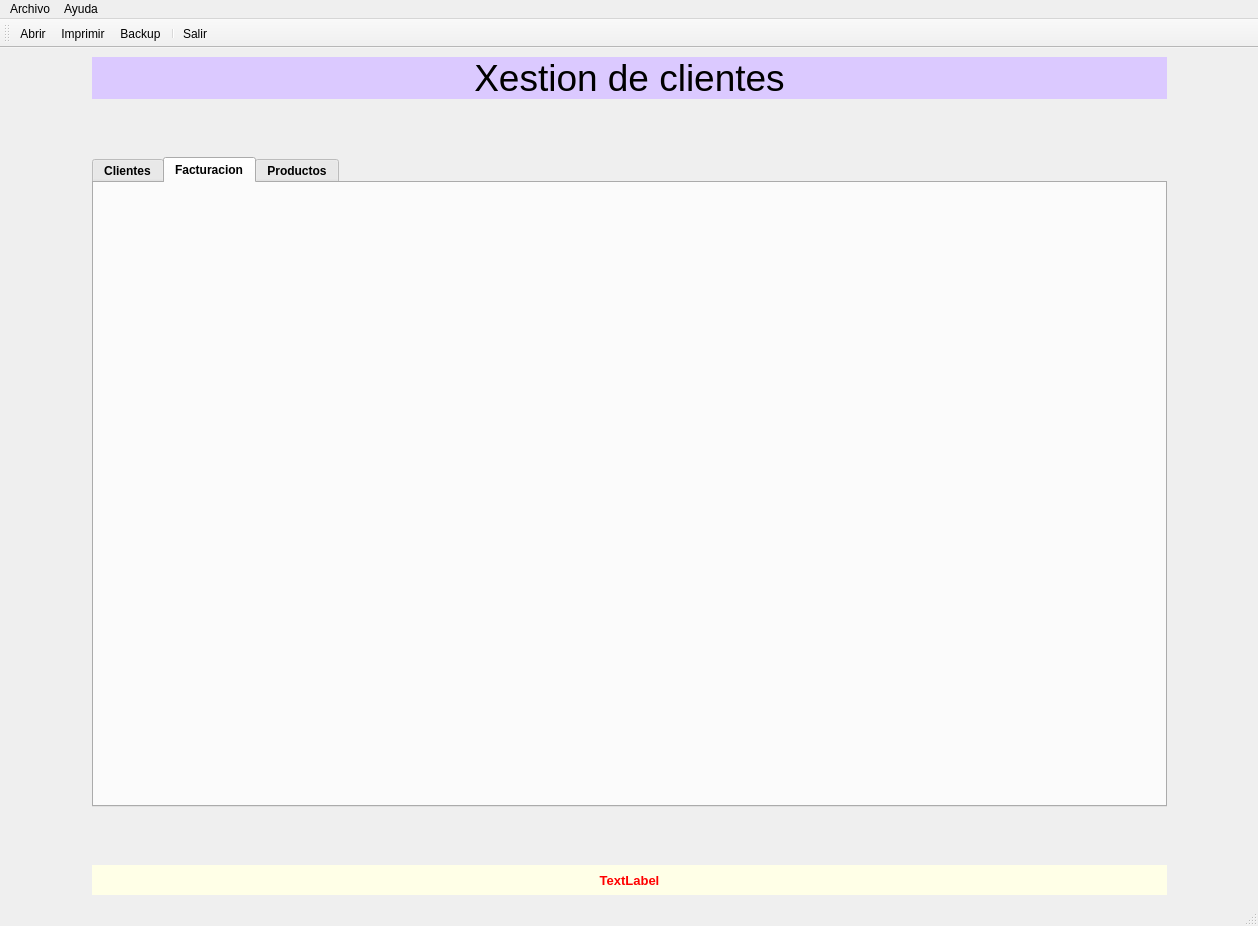
Above: Ventana.ui from BraisRS8/Proyecto before the change. Below: the same form after it.
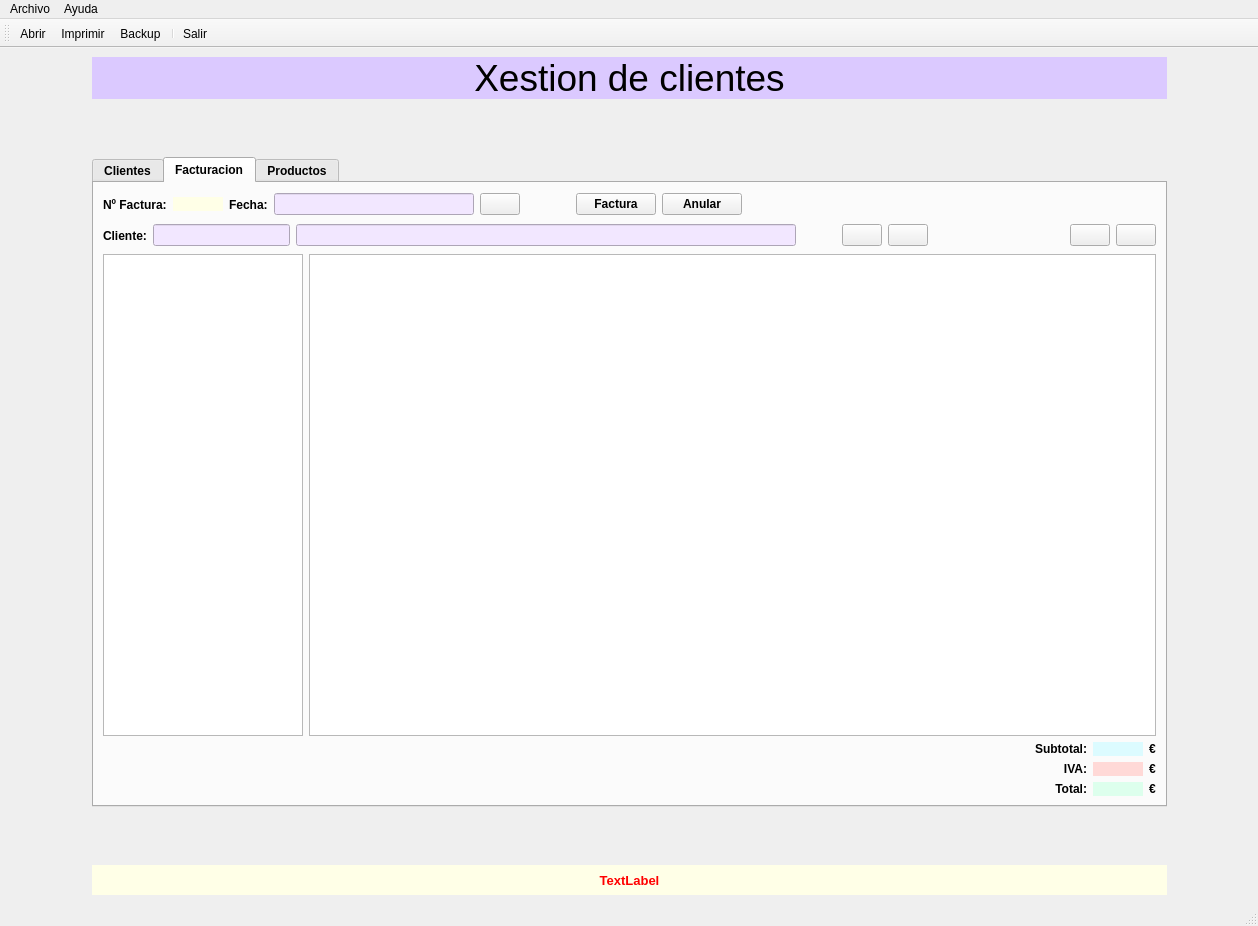
That is the form after the change. The open tabs and pages were chosen to show the change. Icons and pictures are not drawn.

Commit message: Version 0.2.3: -Integracion de facturas (W.I.P)

```diff
--- a/Ventana.ui
+++ b/Ventana.ui
@@ -1037,6 +1037,424 @@
        <attribute name="title">
         <string>Facturacion</string>
        </attribute>
+       <layout class="QGridLayout" name="gridLayout_3">
+        <item row="2" column="1">
+         <layout class="QGridLayout" name="gridLayout_6">
+          <item row="0" column="1">
+           <widget class="QTableWidget" name="tableWidget"/>
+          </item>
+          <item row="0" column="0">
+           <widget class="QTableWidget" name="tableWidget_2">
+            <property name="maximumSize">
+             <size>
+              <width>200</width>
+              <height>16777215</height>
+             </size>
+            </property>
+           </widget>
+          </item>
+         </layout>
+        </item>
+        <item row="0" column="1">
+         <layout class="QGridLayout" name="gridLayout_4">
+          <item row="0" column="8">
+           <spacer name="horizontalSpacer_8">
+            <property name="orientation">
+             <enum>Qt::Horizontal</enum>
+            </property>
+            <property name="sizeHint" stdset="0">
+             <size>
+              <width>40</width>
+              <height>20</height>
+             </size>
+            </property>
+           </spacer>
+          </item>
+          <item row="0" column="0">
+           <widget class="QLabel" name="label_2">
+            <property name="minimumSize">
+             <size>
+              <width>0</width>
+              <height>25</height>
+             </size>
+            </property>
+            <property name="text">
+             <string>Nº Factura:</string>
+            </property>
+           </widget>
+          </item>
+          <item row="0" column="6">
+           <widget class="QPushButton" name="pushButton_2">
+            <property name="text">
+             <string>Factura</string>
+            </property>
+           </widget>
+          </item>
+          <item row="0" column="1">
+           <widget class="QLabel" name="label_5">
+            <property name="sizePolicy">
+             <sizepolicy hsizetype="Preferred" vsizetype="Fixed">
+              <horstretch>0</horstretch>
+              <verstretch>0</verstretch>
+             </sizepolicy>
+            </property>
+            <property name="minimumSize">
+             <size>
+              <width>50</width>
+              <height>0</height>
+             </size>
+            </property>
+            <property name="styleSheet">
+             <string notr="true">background-color: rgb(255, 255, 231);</string>
+            </property>
+            <property name="text">
+             <string/>
+            </property>
+           </widget>
+          </item>
+          <item row="0" column="2">
+           <widget class="QLabel" name="label_4">
+            <property name="text">
+             <string>Fecha:</string>
+            </property>
+           </widget>
+          </item>
+          <item row="0" column="4">
+           <widget class="QPushButton" name="pushButton">
+            <property name="text">
+             <string/>
+            </property>
+            <property name="icon">
+             <iconset>
+              <normaloff>img/calendar.png</normaloff>img/calendar.png</iconset>
+            </property>
+            <property name="iconSize">
+             <size>
+              <width>32</width>
+              <height>32</height>
+             </size>
+            </property>
+           </widget>
+          </item>
+          <item row="0" column="3">
+           <widget class="QLineEdit" name="lineEdit_3">
+            <property name="maximumSize">
+             <size>
+              <width>200</width>
+              <height>16777215</height>
+             </size>
+            </property>
+            <property name="styleSheet">
+             <string notr="true">background-color: rgb(242, 231, 255);</string>
+            </property>
+           </widget>
+          </item>
+          <item row="0" column="7">
+           <widget class="QPushButton" name="pushButton_3">
+            <property name="text">
+             <string>Anular</string>
+            </property>
+           </widget>
+          </item>
+          <item row="0" column="5">
+           <spacer name="horizontalSpacer_9">
+            <property name="orientation">
+             <enum>Qt::Horizontal</enum>
+            </property>
+            <property name="sizeType">
+             <enum>QSizePolicy::Fixed</enum>
+            </property>
+            <property name="sizeHint" stdset="0">
+             <size>
+              <width>50</width>
+              <height>20</height>
+             </size>
+            </property>
+           </spacer>
+          </item>
+         </layout>
+        </item>
+        <item row="1" column="1">
+         <layout class="QGridLayout" name="gridLayout_5">
+          <item row="0" column="5">
+           <widget class="QPushButton" name="pushButton_5">
+            <property name="text">
+             <string/>
+            </property>
+            <property name="icon">
+             <iconset>
+              <normaloff>img/recarga.png</normaloff>img/recarga.png</iconset>
+            </property>
+            <property name="iconSize">
+             <size>
+              <width>32</width>
+              <height>32</height>
+             </size>
+            </property>
+           </widget>
+          </item>
+          <item row="0" column="4">
+           <widget class="QPushButton" name="pushButton_4">
+            <property name="text">
+             <string/>
+            </property>
+            <property name="icon">
+             <iconset>
+              <normaloff>img/lupa.png</normaloff>img/lupa.png</iconset>
+            </property>
+            <property name="iconSize">
+             <size>
+              <width>32</width>
+              <height>32</height>
+             </size>
+            </property>
+           </widget>
+          </item>
+          <item row="0" column="7">
+           <widget class="QPushButton" name="pushButton_6">
+            <property name="text">
+             <string/>
+            </property>
+            <property name="icon">
+             <iconset>
+              <normaloff>img/tick.png</normaloff>img/tick.png</iconset>
+            </property>
+            <property name="iconSize">
+             <size>
+              <width>32</width>
+              <height>32</height>
+             </size>
+            </property>
+           </widget>
+          </item>
+          <item row="0" column="8">
+           <widget class="QPushButton" name="pushButton_7">
+            <property name="text">
+             <string/>
+            </property>
+            <property name="icon">
+             <iconset>
+              <normaloff>img/papelera.png</normaloff>img/papelera.png</iconset>
+            </property>
+            <property name="iconSize">
+             <size>
+              <width>32</width>
+              <height>32</height>
+             </size>
+            </property>
+           </widget>
+          </item>
+          <item row="0" column="3">
+           <spacer name="horizontalSpacer_10">
+            <property name="orientation">
+             <enum>Qt::Horizontal</enum>
+            </property>
+            <property name="sizeType">
+             <enum>QSizePolicy::Fixed</enum>
+            </property>
+            <property name="sizeHint" stdset="0">
+             <size>
+              <width>40</width>
+              <height>20</height>
+             </size>
+            </property>
+           </spacer>
+          </item>
+          <item row="0" column="2">
+           <widget class="QLineEdit" name="lineEdit">
+            <property name="minimumSize">
+             <size>
+              <width>500</width>
+              <height>0</height>
+             </size>
+            </property>
+            <property name="maximumSize">
+             <size>
+              <width>500</width>
+              <height>16777215</height>
+             </size>
+            </property>
+            <property name="styleSheet">
+             <string notr="true">background-color: rgb(242, 231, 255);</string>
+            </property>
+           </widget>
+          </item>
+          <item row="0" column="0">
+           <widget class="QLabel" name="label_3">
+            <property name="minimumSize">
+             <size>
+              <width>0</width>
+              <height>25</height>
+             </size>
+            </property>
+            <property name="maximumSize">
+             <size>
+              <width>16777215</width>
+              <height>16777215</height>
+             </size>
+            </property>
+            <property name="text">
+             <string>Cliente:</string>
+            </property>
+           </widget>
+          </item>
+          <item row="0" column="1">
+           <widget class="QLineEdit" name="lineEdit_2">
+            <property name="maximumSize">
+             <size>
+              <width>150</width>
+              <height>16777215</height>
+             </size>
+            </property>
+            <property name="styleSheet">
+             <string notr="true">background-color: rgb(242, 231, 255);</string>
+            </property>
+           </widget>
+          </item>
+          <item row="0" column="6">
+           <spacer name="horizontalSpacer_11">
+            <property name="orientation">
+             <enum>Qt::Horizontal</enum>
+            </property>
+            <property name="sizeType">
+             <enum>QSizePolicy::Expanding</enum>
+            </property>
+            <property name="sizeHint" stdset="0">
+             <size>
+              <width>40</width>
+              <height>20</height>
+             </size>
+            </property>
+           </spacer>
+          </item>
+         </layout>
+        </item>
+        <item row="5" column="1">
+         <layout class="QGridLayout" name="gridLayout_8">
+          <item row="2" column="1">
+           <widget class="QLabel" name="label_8">
+            <property name="text">
+             <string>Total:</string>
+            </property>
+            <property name="alignment">
+             <set>Qt::AlignRight|Qt::AlignTrailing|Qt::AlignVCenter</set>
+            </property>
+           </widget>
+          </item>
+          <item row="1" column="1">
+           <widget class="QLabel" name="label_7">
+            <property name="frameShadow">
+             <enum>QFrame::Plain</enum>
+            </property>
+            <property name="text">
+             <string>IVA:</string>
+            </property>
+            <property name="alignment">
+             <set>Qt::AlignRight|Qt::AlignTrailing|Qt::AlignVCenter</set>
+            </property>
+           </widget>
+          </item>
+          <item row="1" column="0">
+           <spacer name="horizontalSpacer_12">
+            <property name="orientation">
+             <enum>Qt::Horizontal</enum>
+            </property>
+            <property name="sizeType">
+             <enum>QSizePolicy::Expanding</enum>
+            </property>
+            <property name="sizeHint" stdset="0">
+             <size>
+              <width>40</width>
+              <height>13</height>
+             </size>
+            </property>
+           </spacer>
+          </item>
+          <item row="0" column="3">
+           <widget class="QLabel" name="label_9">
+            <property name="text">
+             <string>€</string>
+            </property>
+           </widget>
+          </item>
+          <item row="1" column="3">
+           <widget class="QLabel" name="label_10">
+            <property name="text">
+             <string>€</string>
+            </property>
+           </widget>
+          </item>
+          <item row="2" column="3">
+           <widget class="QLabel" name="label_11">
+            <property name="text">
+             <string>€</string>
+            </property>
+           </widget>
+          </item>
+          <item row="0" column="1">
+           <widget class="QLabel" name="label_6">
+            <property name="text">
+             <string>Subtotal:</string>
+            </property>
+            <property name="alignment">
+             <set>Qt::AlignRight|Qt::AlignTrailing|Qt::AlignVCenter</set>
+            </property>
+           </widget>
+          </item>
+          <item row="0" column="2">
+           <widget class="QLabel" name="label_12">
+            <property name="minimumSize">
+             <size>
+              <width>50</width>
+              <height>0</height>
+             </size>
+            </property>
+            <property name="styleSheet">
+             <string notr="true">background-color: rgb(220, 251, 255);</string>
+            </property>
+            <property name="text">
+             <string/>
+            </property>
+           </widget>
+          </item>
+          <item row="1" column="2">
+           <widget class="QLabel" name="label_13">
+            <property name="minimumSize">
+             <size>
+              <width>50</width>
+              <height>0</height>
+             </size>
+            </property>
+            <property name="styleSheet">
+             <string notr="true">background-color: rgb(255, 217, 215);</string>
+            </property>
+            <property name="text">
+             <string/>
+            </property>
+           </widget>
+          </item>
+          <item row="2" column="2">
+           <widget class="QLabel" name="label_14">
+            <property name="minimumSize">
+             <size>
+              <width>50</width>
+              <height>0</height>
+             </size>
+            </property>
+            <property name="styleSheet">
+             <string notr="true">background-color: rgb(221, 255, 237);</string>
+            </property>
+            <property name="text">
+             <string/>
+            </property>
+           </widget>
+          </item>
+         </layout>
+        </item>
+        <item row="6" column="0">
+         <layout class="QGridLayout" name="gridLayout_11"/>
+        </item>
+       </layout>
       </widget>
       <widget class="QWidget" name="panelPro">
        <attribute name="title">
```
Left out of the diff: 166 changed lines with no effect on the pictures. The commit also changes 8 other files.
